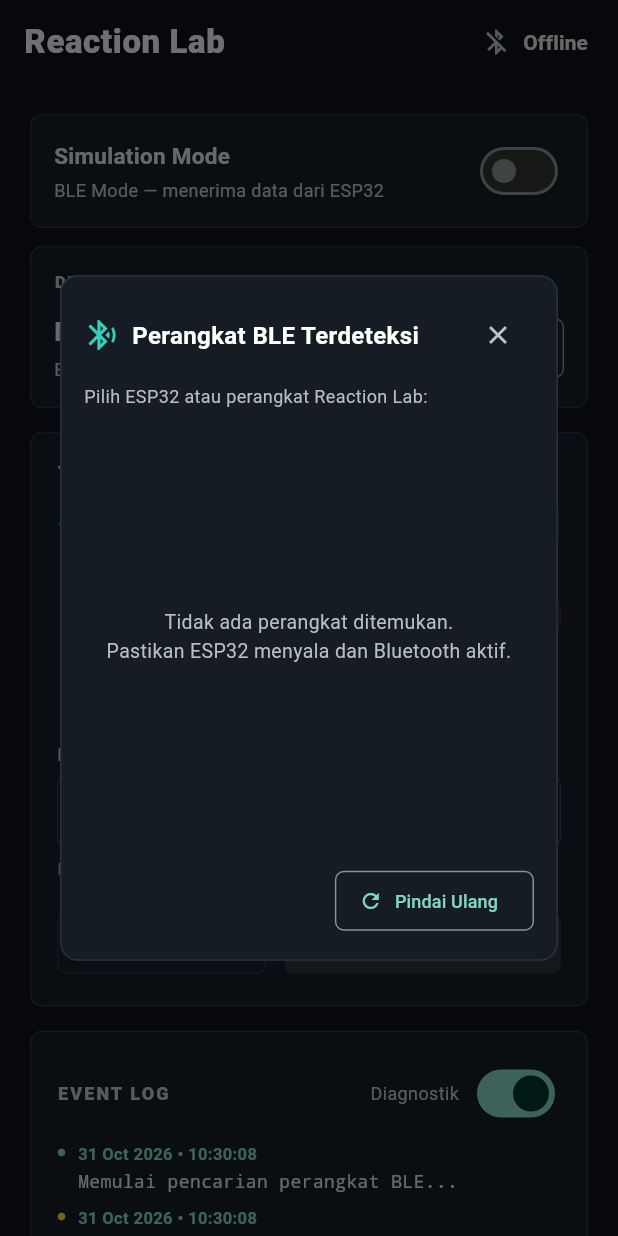
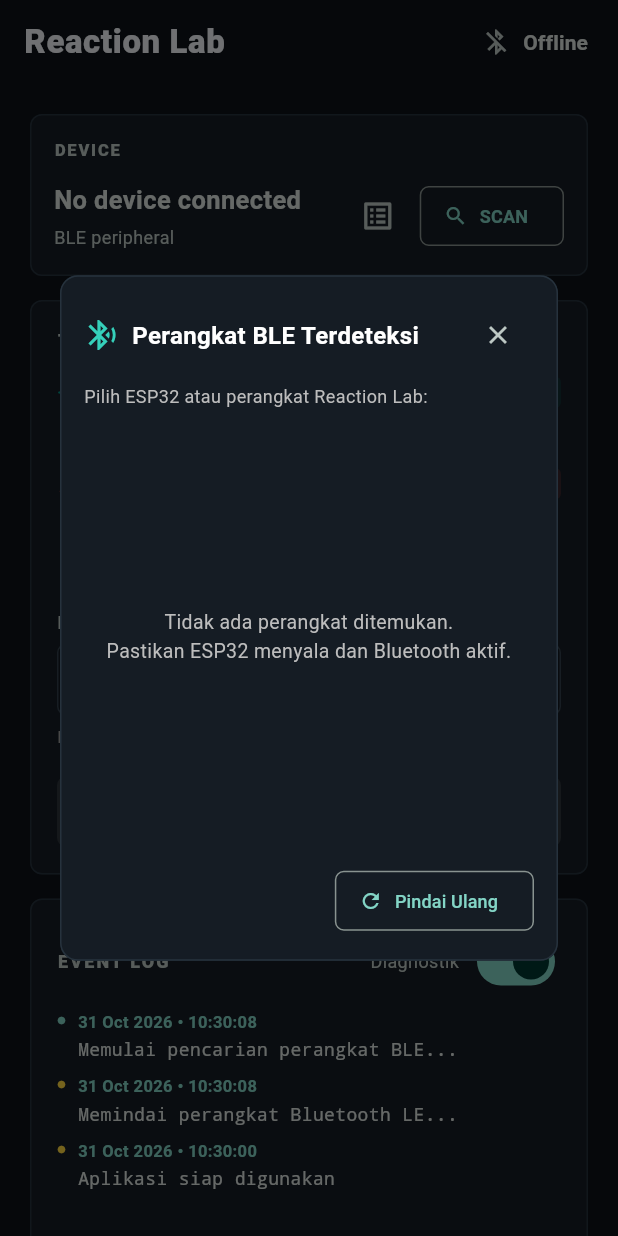
Before and after one commit to evangelionxyz/Reaction-Lab, a Flutter app: the screen it shows after launch, after a tap on the "list alt" icon, on a phone screen of 412 x 824 dp. Run offline on Flutter 3.47's test engine with Material 3 defaults, Android fonts, the phone set to English and light mode, and no system bars; our stand-ins replace file_picker, flutter_blue_plus.

Commit message:
Address feedback

```diff
--- a/lib/ui/screens/reaction_home_screen.dart
+++ b/lib/ui/screens/reaction_home_screen.dart
@@ -1,8 +1,5 @@
 import 'dart:async';
-import 'dart:io';
-import 'dart:math';
 
-import 'package:flutter/foundation.dart';
 import 'package:flutter/material.dart';
 import 'package:flutter_blue_plus/flutter_blue_plus.dart';
 
@@ -43,18 +40,15 @@
   double _minStopTime = AppConstants.defaultMinStopTime;
   double _maxStopTime = AppConstants.defaultMaxStopTime;
 
-  bool _isSimulationMode = !kIsWeb && !Platform.isAndroid && !Platform.isIOS;
   bool _isScanning = false;
-  bool _isTesting = false;
   bool _technicalLog = true;
 
   StreamSubscription<String>? _rxSub;
   StreamSubscription<String>? _logSub;
   StreamSubscription<BluetoothConnectionState>? _connStateSub;
   StreamSubscription<bool>? _scanSub;
-  Timer? _testTimeoutTimer;
 
-  bool get _isConnected => _isSimulationMode || _bleService.isConnected;
+  bool get _isConnected => _bleService.isConnected;
 
   @override
   void initState() {
@@ -72,6 +66,14 @@
       _addEvent('RX  $message', technical: true);
       if (message.startsWith('RESULT ')) {
         _recordResult(message);
+      } else if (message == '3') {
+        _addEvent('Uji reaksi dimulai: Bersiap...', technical: false);
+      } else if (message == 'GAS!') {
+        _addEvent('Lampu HIJAU menyala: Injak gas!', technical: false);
+      } else if (message == 'STOP') {
+        _addEvent('Lampu MERAH menyala: Pindah ke pedal rem!', technical: false);
+      } else if (message == 'HORN') {
+        _addEvent('Klakson ditekan', technical: false);
       }
     });
 
@@ -86,7 +88,6 @@
 
   @override
   void dispose() {
-    _testTimeoutTimer?.cancel();
     _rxSub?.cancel();
     _logSub?.cancel();
     _connStateSub?.cancel();
@@ -123,17 +124,15 @@
   }
 
   Future<void> _scanDevices() async {
-    if (_isSimulationMode) {
-      _addEvent('Mode simulasi aktif (BLE dinonaktifkan)', technical: false);
-      return;
-    }
-
     _addEvent('Memindai perangkat Bluetooth LE...', technical: false);
 
     await _bleService.startScan(
       timeout: const Duration(seconds: 8),
       onAutoDeviceFound: (device) {
-        _addEvent('Target ${device.platformName} ditemukan! Menghubungkan...', technical: false);
+        _addEvent(
+          'Target ${device.platformName} ditemukan! Menghubungkan...',
+          technical: false,
+        );
         _connectDevice(device);
       },
     );
@@ -144,13 +143,18 @@
     if (!mounted) return;
 
     if (success) {
-      _addEvent('Berhasil terhubung ke ${device.platformName}', technical: false);
+      _addEvent(
+        'Berhasil terhubung ke ${device.platformName}',
+        technical: false,
+      );
       await _syncSettings();
     } else {
       _addEvent('Gagal menghubungkan ke perangkat', technical: false);
       ScaffoldMessenger.of(context).showSnackBar(
         const SnackBar(
-          content: Text('Koneksi BLE gagal. Pastikan ESP32 dalam jangkauan dan menyala.'),
+          content: Text(
+            'Koneksi BLE gagal. Pastikan ESP32 dalam jangkauan dan menyala.',
+          ),
         ),
       );
     }
@@ -204,19 +208,6 @@
       _maxStopTime = temp;
     }
 
-    if (_isSimulationMode) {
-      _addEvent(
-        'Sinkronisasi simulasi: Green=$_greenPercent%, Red=$_redPercent%, Min=${_minStopTime}s, Max=${_maxStopTime}s',
-        technical: false,
-      );
-      if (mounted) {
-        ScaffoldMessenger.of(context).showSnackBar(
-          const SnackBar(content: Text('Pengaturan berhasil diperbarui (Simulasi)')),
-        );
-      }
-      return;
-    }
-
     final sent = await _bleService.sendConfig(
       greenPercent: _greenPercent,
       redPercent: _redPercent,
@@ -227,47 +218,10 @@
     if (sent && mounted) {
       _addEvent('Pengaturan terkirim ke ESP32', technical: false);
       ScaffoldMessenger.of(context).showSnackBar(
-        const SnackBar(content: Text('Pengaturan berhasil disinkronkan ke ESP32')),
+        const SnackBar(
+          content: Text('Pengaturan berhasil disinkronkan ke ESP32'),
+        ),
       );
-    }
-  }
-
-  Future<void> _startTest() async {
-    if (!_isConnected || _isTesting) return;
-    setState(() => _isTesting = true);
-
-    if (_isSimulationMode) {
-      try {
-        _addEvent('Uji reaksi dimulai (Mode Simulasi)...', technical: false);
-        await Future<void>.delayed(const Duration(seconds: 2));
-        final fakeGas = 200 + Random().nextInt(300);
-        final fakeBrake = 180 + Random().nextInt(250);
-        final fakeIndex = 100000 ~/ (fakeGas + fakeBrake);
-        _recordResult('RESULT gas=$fakeGas brake=$fakeBrake index=$fakeIndex');
-      } finally {
-        if (mounted) setState(() => _isTesting = false);
-      }
-      return;
-    }
-
-    _testTimeoutTimer?.cancel();
-    _testTimeoutTimer = Timer(const Duration(seconds: 30), () {
-      if (mounted && _isTesting) {
-        setState(() => _isTesting = false);
-        _addEvent('Waktu pengujian habis. Tidak ada respons dari ESP32.', technical: false);
-      }
-    });
-
-    try {
-      final sent = await _bleService.sendCommand('START');
-      if (!sent) {
-        _testTimeoutTimer?.cancel();
-        if (mounted) setState(() => _isTesting = false);
-      }
-    } catch (e) {
-      _testTimeoutTimer?.cancel();
-      if (mounted) setState(() => _isTesting = false);
-      _addEvent('Gagal memulai uji: $e');
     }
   }
 
@@ -291,11 +245,8 @@
       timestamp: Formatters.formatTimestamp(DateTime.now()),
     );
 
-    _testTimeoutTimer?.cancel();
-
     setState(() {
       _history.insert(0, record);
-      _isTesting = false;
     });
 
     _addEvent(
@@ -345,7 +296,8 @@
     final theme = Theme.of(context);
     final colorScheme = theme.colorScheme;
 
-    final deviceName = _bleService.connectedDevice?.platformName.isNotEmpty == true
+    final deviceName =
+        _bleService.connectedDevice?.platformName.isNotEmpty == true
         ? _bleService.connectedDevice!.platformName
         : 'Reaction ESP32';
 
@@ -371,9 +323,7 @@
                 ),
                 const SizedBox(width: 8),
                 Text(
-                  _isSimulationMode
-                      ? 'Simulasi'
-                      : (_isConnected ? 'Connected' : 'Offline'),
+                  (_isConnected ? 'Connected' : 'Offline'),
                   style: theme.textTheme.labelLarge?.copyWith(
                     fontWeight: FontWeight.w600,
                   ),
@@ -394,17 +344,10 @@
                 isConnected: _isConnected,
                 isConnecting: _bleService.isConnecting,
                 isScanning: _isScanning,
-                isSimulationMode: _isSimulationMode,
                 deviceName: deviceName,
                 onScanPressed: _scanDevices,
                 onDisconnectPressed: _disconnectDevice,
                 onShowDevicePicker: _showDevicePicker,
-                onToggleSimulation: (val) {
-                  setState(() => _isSimulationMode = val);
-                  if (val) {
-                    _disconnectDevice();
-                  }
-                },
               ),
               const SizedBox(height: 16),
               TestSettingsCard(
@@ -413,18 +356,17 @@
                 minStopTimeSeconds: _minStopTime,
                 maxStopTimeSeconds: _maxStopTime,
                 isConnected: _isConnected,
-                isTesting: _isTesting,
                 onGreenChanged: (val) => setState(() => _greenPercent = val),
                 onRedChanged: (val) => setState(() => _redPercent = val),
                 onTimesChanged: _onTimesChanged,
                 onSyncPressed: _syncSettings,
-                onStartTestPressed: _startTest,
               ),
               const SizedBox(height: 16),
               EventLogCard(
                 events: _events,
                 isTechnicalLog: _technicalLog,
-                onToggleTechnicalLog: (val) => setState(() => _technicalLog = val),
+                onToggleTechnicalLog: (val) =>
+                    setState(() => _technicalLog = val),
               ),
             ],
           );
--- a/lib/ui/widgets/connection_card.dart
+++ b/lib/ui/widgets/connection_card.dart
@@ -6,76 +6,26 @@
     required this.isConnected,
     required this.isConnecting,
     required this.isScanning,
-    required this.isSimulationMode,
     required this.deviceName,
     required this.onScanPressed,
     required this.onDisconnectPressed,
     required this.onShowDevicePicker,
-    required this.onToggleSimulation,
   });
 
   final bool isConnected;
   final bool isConnecting;
   final bool isScanning;
-  final bool isSimulationMode;
   final String deviceName;
   final VoidCallback onScanPressed;
   final VoidCallback onDisconnectPressed;
   final VoidCallback onShowDevicePicker;
-  final ValueChanged<bool> onToggleSimulation;
 
   @override
   Widget build(BuildContext context) {
     final theme = Theme.of(context);
     final colorScheme = theme.colorScheme;
 
-    return Column(
-      crossAxisAlignment: CrossAxisAlignment.stretch,
-      children: [
-        // Simulation Mode Card (as seen in screenshot)
-        Card(
-          child: Padding(
-            padding: const EdgeInsets.symmetric(horizontal: 16, vertical: 14),
-            child: Row(
-              children: [
-                Expanded(
-                  child: Column(
-                    crossAxisAlignment: CrossAxisAlignment.start,
-                    children: [
-                      const Text(
-                        'Simulation Mode',
-                        style: TextStyle(
-                          fontSize: 15,
-                          fontWeight: FontWeight.w700,
-                          letterSpacing: 0.2,
-                        ),
-                      ),
-                      const SizedBox(height: 4),
-                      Text(
-                        isSimulationMode
-                            ? 'Mode Simulasi — menghasilkan data lokal'
-                            : 'BLE Mode — menerima data dari ESP32',
-                        style: TextStyle(
-                          fontSize: 12,
-                          color: colorScheme.onSurfaceVariant,
-                        ),
-                      ),
-                    ],
-                  ),
-                ),
-                Switch.adaptive(
-                  value: isSimulationMode,
-                  onChanged: onToggleSimulation,
-                  activeTrackColor: colorScheme.primary,
-                ),
-              ],
-            ),
-          ),
-        ),
-        const SizedBox(height: 12),
-
-        // Device Connection Card
-        Card(
+    return Card(
       child: Padding(
         padding: const EdgeInsets.all(16),
         child: Column(
@@ -98,9 +48,7 @@
                     crossAxisAlignment: CrossAxisAlignment.start,
                     children: [
                       Text(
-                            isConnected
-                                ? (isSimulationMode ? 'Simulator Aktif' : deviceName)
-                                : 'No device connected',
+                        isConnected ? deviceName : 'No device connected',
                         style: const TextStyle(
                           fontSize: 17,
                           fontWeight: FontWeight.w700,
@@ -108,13 +56,13 @@
                       ),
                       const SizedBox(height: 4),
                       Text(
-                            isSimulationMode
-                                ? 'Wokwi / simulasi lokal'
-                                : (isConnecting
+                        (isConnecting
                             ? 'Menghubungkan ke ESP32...'
                             : (isScanning
                                   ? 'Memindai perangkat...'
-                                        : (isConnected ? 'Terhubung via BLE' : 'BLE peripheral'))),
+                                  : (isConnected
+                                        ? 'Terhubung via BLE'
+                                        : 'BLE peripheral'))),
                         style: TextStyle(
                           fontSize: 12,
                           color: colorScheme.onSurfaceVariant,
@@ -123,13 +71,13 @@
                     ],
                   ),
                 ),
-                    if (!isSimulationMode) ...[
                 if (!isConnected)
                   IconButton(
                     tooltip: 'Daftar perangkat BLE',
                     icon: const Icon(Icons.list_alt),
                     onPressed: onShowDevicePicker,
                   ),
+
                 const SizedBox(width: 4),
                 OutlinedButton.icon(
                   onPressed: isConnecting
@@ -141,24 +89,27 @@
                           height: 14,
                           child: CircularProgressIndicator(strokeWidth: 2),
                         )
-                            : Icon(isConnected ? Icons.link_off : Icons.search, size: 16),
+                      : Icon(
+                          isConnected ? Icons.link_off : Icons.search,
+                          size: 16,
+                        ),
                   label: Text(
                     isConnected
                         ? 'DISCONNECT'
                         : (isConnecting
                               ? 'CONNECTING'
                               : (isScanning ? 'SCANNING' : 'SCAN')),
-                          style: const TextStyle(fontSize: 12, fontWeight: FontWeight.bold),
+                    style: const TextStyle(
+                      fontSize: 12,
+                      fontWeight: FontWeight.bold,
                     ),
                   ),
-                    ],
+                ),
               ],
             ),
           ],
         ),
       ),
-        ),
-      ],
     );
   }
 }
--- a/lib/ui/widgets/test_settings_card.dart
+++ b/lib/ui/widgets/test_settings_card.dart
@@ -11,12 +11,10 @@
     required this.minStopTimeSeconds,
     required this.maxStopTimeSeconds,
     required this.isConnected,
-    required this.isTesting,
     required this.onGreenChanged,
     required this.onRedChanged,
     required this.onTimesChanged,
     required this.onSyncPressed,
-    required this.onStartTestPressed,
   });
 
   final int greenPercent;
@@ -24,13 +22,11 @@
   final double minStopTimeSeconds;
   final double maxStopTimeSeconds;
   final bool isConnected;
-  final bool isTesting;
 
   final ValueChanged<int> onGreenChanged;
   final ValueChanged<int> onRedChanged;
   final void Function(double minTime, double maxTime) onTimesChanged;
   final VoidCallback onSyncPressed;
-  final VoidCallback onStartTestPressed;
 
   @override
   State<TestSettingsCard> createState() => _TestSettingsCardState();
@@ -215,40 +211,17 @@
             ),
             const SizedBox(height: 18),
 
-            // Action Buttons: Sync Settings & Start Test
-            Row(
-              children: [
-                OutlinedButton.icon(
-                  onPressed: widget.isConnected ? widget.onSyncPressed : null,
-                  icon: const Icon(Icons.sync, size: 16),
-                  label: const Text(
-                    'Sync Settings',
-                    style: TextStyle(fontSize: 12, fontWeight: FontWeight.bold),
-                  ),
-                ),
-                const SizedBox(width: 12),
-                Expanded(
-                  child: FilledButton.icon(
-                    onPressed: widget.isConnected && !widget.isTesting
-                        ? widget.onStartTestPressed
-                        : null,
-                    icon: widget.isTesting
-                        ? SizedBox(
-                            width: 14,
-                            height: 14,
-                            child: CircularProgressIndicator(
-                              strokeWidth: 2,
-                              color: colorScheme.onPrimary,
-                            ),
-                          )
-                        : const Icon(Icons.play_arrow, size: 18),
-                    label: Text(
-                      widget.isTesting ? 'Testing...' : 'Start Test',
-                      style: const TextStyle(fontSize: 12, fontWeight: FontWeight.bold),
-                    ),
-                  ),
-                ),
-              ],
+            // Action Button: Sync Settings
+            FilledButton.icon(
+              onPressed: widget.isConnected ? widget.onSyncPressed : null,
+              icon: const Icon(Icons.sync, size: 18),
+              label: const Text(
+                'Sync Settings',
+                style: TextStyle(fontSize: 13, fontWeight: FontWeight.bold),
+              ),
+              style: FilledButton.styleFrom(
+                padding: const EdgeInsets.symmetric(vertical: 14),
+              ),
             ),
           ],
         ),
```
Also changed, not shown: 1 other file. Lines whose indentation alone changed are shown as unchanged.
